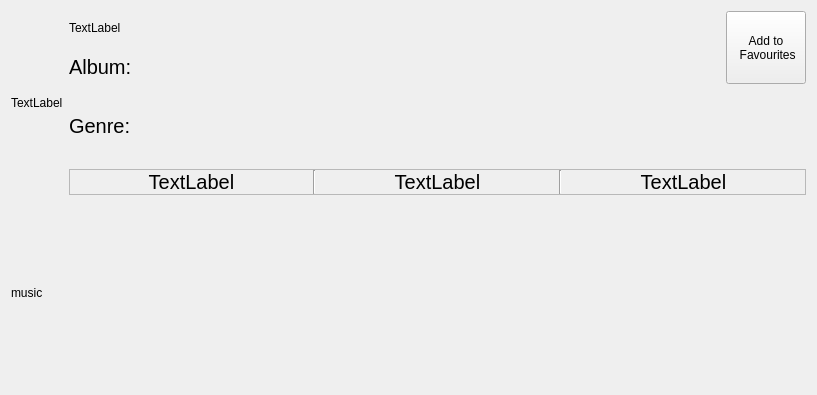
This is ClipFlix/watch_music.ui in andralves717/IHC_Clipflix as Qt 5 draws it before an edit. The edited form follows.
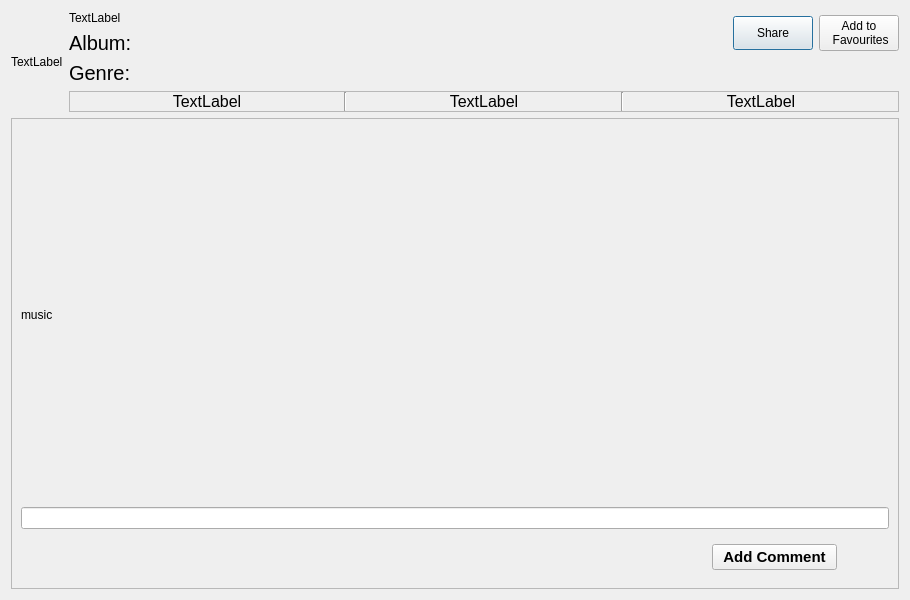
This is the edited form.

Commit message: Share & comments

The edit to the form file:
```diff
--- a/ClipFlix/watch_music.ui
+++ b/ClipFlix/watch_music.ui
@@ -6,10 +6,16 @@
    <rect>
     <x>0</x>
     <y>0</y>
-    <width>817</width>
-    <height>395</height>
+    <width>910</width>
+    <height>600</height>
    </rect>
   </property>
+  <property name="minimumSize">
+   <size>
+    <width>900</width>
+    <height>600</height>
+   </size>
+  </property>
   <property name="windowTitle">
    <string>Dialog</string>
   </property>
@@ -64,10 +70,29 @@
              </item>
             </layout>
            </item>
+           <item>
+            <widget class="QPushButton" name="pushButton">
+             <property name="sizePolicy">
+              <sizepolicy hsizetype="Maximum" vsizetype="Maximum">
+               <horstretch>0</horstretch>
+               <verstretch>0</verstretch>
+              </sizepolicy>
+             </property>
+             <property name="minimumSize">
+              <size>
+               <width>75</width>
+               <height>34</height>
+              </size>
+             </property>
+             <property name="text">
+              <string>Share</string>
+             </property>
+            </widget>
+           </item>
            <item>
             <widget class="QPushButton" name="addFav">
              <property name="sizePolicy">
-              <sizepolicy hsizetype="Maximum" vsizetype="Minimum">
+              <sizepolicy hsizetype="Maximum" vsizetype="Maximum">
                <horstretch>0</horstretch>
                <verstretch>0</verstretch>
               </sizepolicy>
@@ -137,7 +162,7 @@
                <widget class="QLabel" name="Year">
                 <property name="font">
                  <font>
-                  <pointsize>15</pointsize>
+                  <pointsize>12</pointsize>
                  </font>
                 </property>
                 <property name="frameShape">
@@ -165,7 +190,7 @@
                <widget class="QLabel" name="time_label">
                 <property name="font">
                  <font>
-                  <pointsize>15</pointsize>
+                  <pointsize>12</pointsize>
                  </font>
                 </property>
                 <property name="text">
@@ -187,7 +212,7 @@
                <widget class="QLabel" name="rating">
                 <property name="font">
                  <font>
-                  <pointsize>15</pointsize>
+                  <pointsize>12</pointsize>
                  </font>
                 </property>
                 <property name="frameShape">
@@ -214,10 +239,96 @@
       </layout>
      </item>
      <item>
-      <widget class="QLabel" name="label">
-       <property name="text">
-        <string>music</string>
+      <widget class="QScrollArea" name="scrollArea">
+       <property name="widgetResizable">
+        <bool>true</bool>
        </property>
+       <widget class="QWidget" name="scrollAreaWidgetContents">
+        <property name="geometry">
+         <rect>
+          <x>0</x>
+          <y>0</y>
+          <width>888</width>
+          <height>462</height>
+         </rect>
+        </property>
+        <layout class="QVBoxLayout" name="verticalLayout_5">
+         <item>
+          <layout class="QVBoxLayout" name="verticalLayout_6">
+           <item>
+            <widget class="QLabel" name="label">
+             <property name="minimumSize">
+              <size>
+               <width>500</width>
+               <height>300</height>
+              </size>
+             </property>
+             <property name="text">
+              <string>music</string>
+             </property>
+            </widget>
+           </item>
+           <item>
+            <widget class="QLineEdit" name="lineEdit"/>
+           </item>
+           <item>
+            <widget class="QWidget" name="widget" native="true">
+             <property name="sizePolicy">
+              <sizepolicy hsizetype="Maximum" vsizetype="Maximum">
+               <horstretch>0</horstretch>
+               <verstretch>0</verstretch>
+              </sizepolicy>
+             </property>
+             <layout class="QHBoxLayout" name="horizontalLayout_5">
+              <item>
+               <widget class="QWidget" name="widget_2" native="true">
+                <property name="sizePolicy">
+                 <sizepolicy hsizetype="Maximum" vsizetype="Maximum">
+                  <horstretch>0</horstretch>
+                  <verstretch>0</verstretch>
+                 </sizepolicy>
+                </property>
+                <property name="minimumSize">
+                 <size>
+                  <width>676</width>
+                  <height>0</height>
+                 </size>
+                </property>
+               </widget>
+              </item>
+              <item>
+               <widget class="QPushButton" name="pushButton_2">
+                <property name="sizePolicy">
+                 <sizepolicy hsizetype="Maximum" vsizetype="Maximum">
+                  <horstretch>0</horstretch>
+                  <verstretch>0</verstretch>
+                 </sizepolicy>
+                </property>
+                <property name="minimumSize">
+                 <size>
+                  <width>125</width>
+                  <height>0</height>
+                 </size>
+                </property>
+                <property name="font">
+                 <font>
+                  <pointsize>11</pointsize>
+                  <weight>75</weight>
+                  <bold>true</bold>
+                 </font>
+                </property>
+                <property name="text">
+                 <string>Add Comment</string>
+                </property>
+               </widget>
+              </item>
+             </layout>
+            </widget>
+           </item>
+          </layout>
+         </item>
+        </layout>
+       </widget>
       </widget>
      </item>
     </layout>
```
The commit also changes 10 other files.
